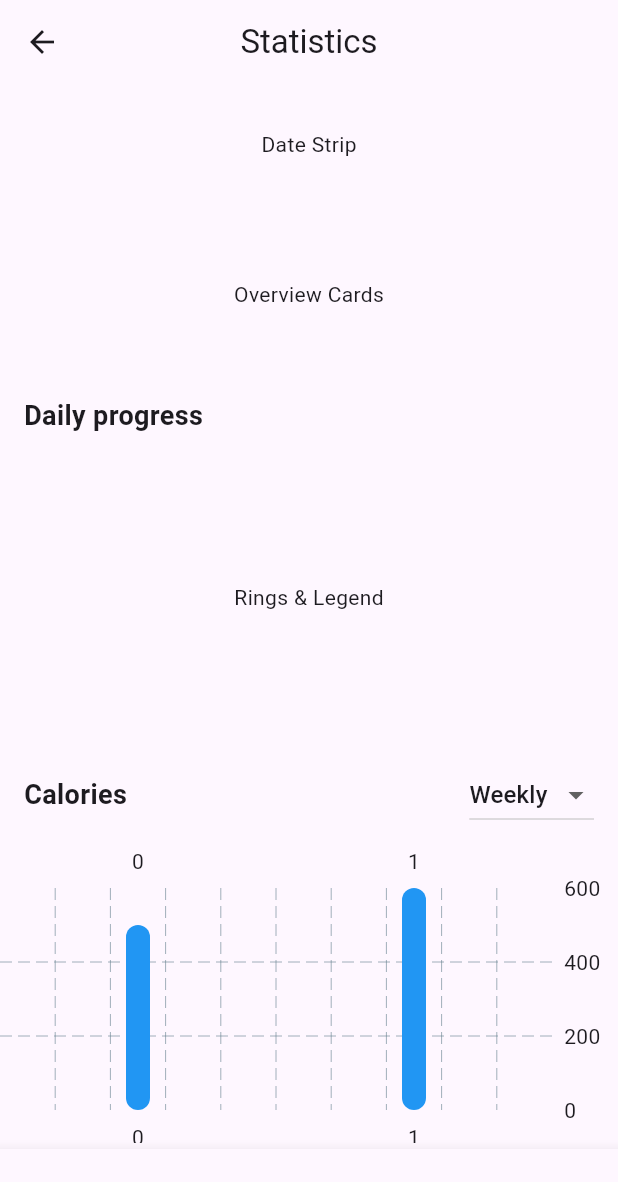
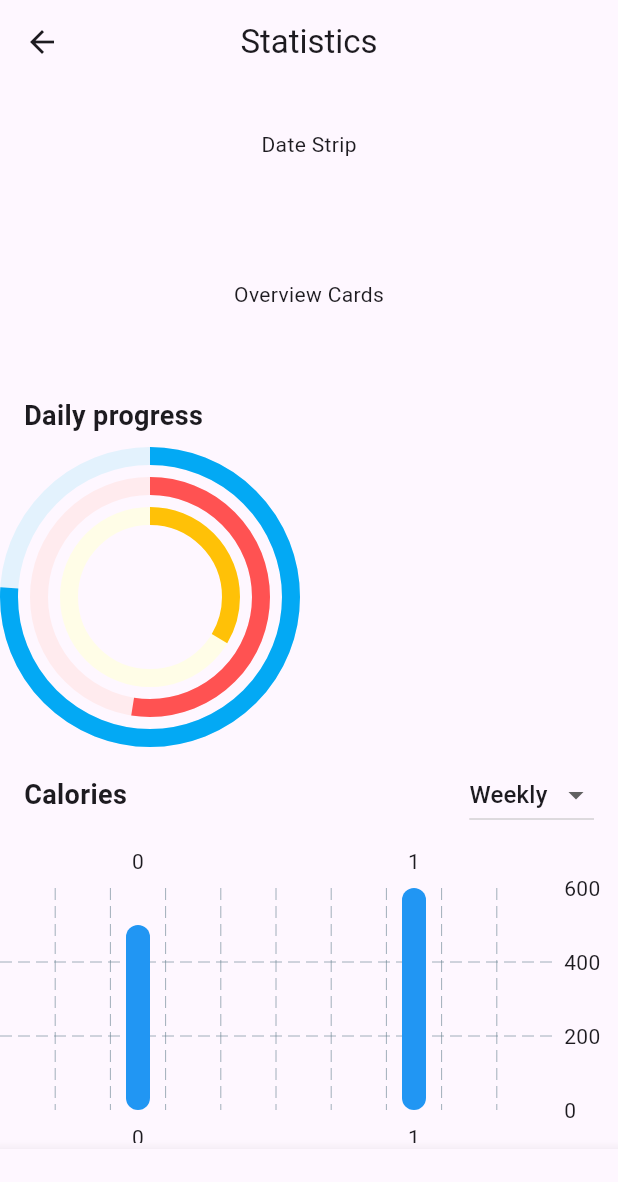
Before and after one commit to ILRSBandara/Aura-Care, a Flutter app: the HealthDataScreen screen opened directly, on a phone screen of 412 x 824 dp. Shown: the top 1182 px of the screen. Run offline on Flutter 3.47's test engine with Material 3 defaults, Android fonts, the phone set to English and light mode, and no system bars; drawn by our look-alikes of fl_chart, percent_indicator; our stand-ins replace page_transition, swipeable_button_view; missing offline and left inert: pretty_gauge.

Commit message:
create the daily Progress

```diff
--- a/lib/Screen/health_data.dart
+++ b/lib/Screen/health_data.dart
@@ -1,7 +1,8 @@
 // lib/screens/health_data.dart
 
 import 'package:flutter/material.dart';
-import 'package:fl_chart/fl_chart.dart'; // Import the fl_chart package
+import 'package:fl_chart/fl_chart.dart';
+import 'package:percent_indicator/circular_percent_indicator.dart'; // Import the fl_chart package
 
 // If you put the helper widgets in separate files, import them:
 // import 'date_picker_strip.dart';
@@ -89,8 +90,44 @@ class OverviewCards extends StatelessWidget {
 
 class DailyProgress extends StatelessWidget {
   const DailyProgress({super.key});
-  @override
-  Widget build(BuildContext c) => const SizedBox(height: 200, child: Center(child: Text('Rings & Legend')));
+ @override
+  Widget build(BuildContext context) {
+    return Row(
+      children: [
+        SizedBox(
+          width: 200,
+          height: 200,
+          child: Stack(
+            alignment: Alignment.center,
+            children: [
+              CircularPercentIndicator(
+                radius: 100,
+                lineWidth: 12,
+                percent: 6.083 / 8,  // Sleep percentage
+                progressColor: Colors.lightBlue,
+                backgroundColor: Colors.blue.shade50,
+              ),
+              CircularPercentIndicator(
+                radius: 80,
+                lineWidth: 12,
+                percent: 1050 / 2000,  // Calories percentage
+                progressColor: Colors.redAccent,
+                backgroundColor: Colors.red.shade50,
+              ),
+              CircularPercentIndicator(
+                radius: 60,
+                lineWidth: 12,
+                percent: 2015 / 6000,  // Steps percentage
+                progressColor: Colors.amber,
+                backgroundColor: Colors.yellow.shade50,
+              ),
+            ],
+          ),
+        ),
+        // Add text or legend here
+      ],
+    );
+  }
 }
 
 class DropdownIndicator extends StatelessWidget {
--- a/pubspec.yaml
+++ b/pubspec.yaml
@@ -30,9 +30,7 @@ environment:
 dependencies:
   flutter:
     sdk: flutter
-  fl_chart: ^0.71.0
-  percent_indicator: ^4.2.2
-  cupertino_icons: ^1.0.8
+
 
   # The following adds the Cupertino Icons font to your application.
   # Use with the CupertinoIcons class for iOS style icons.
```
